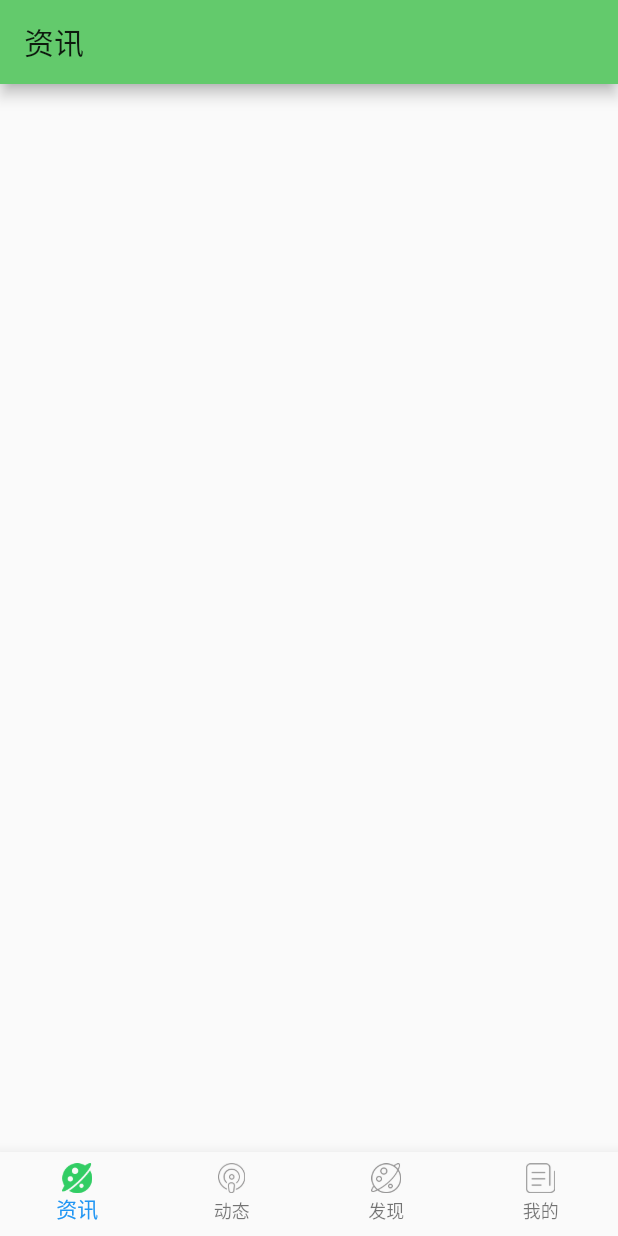
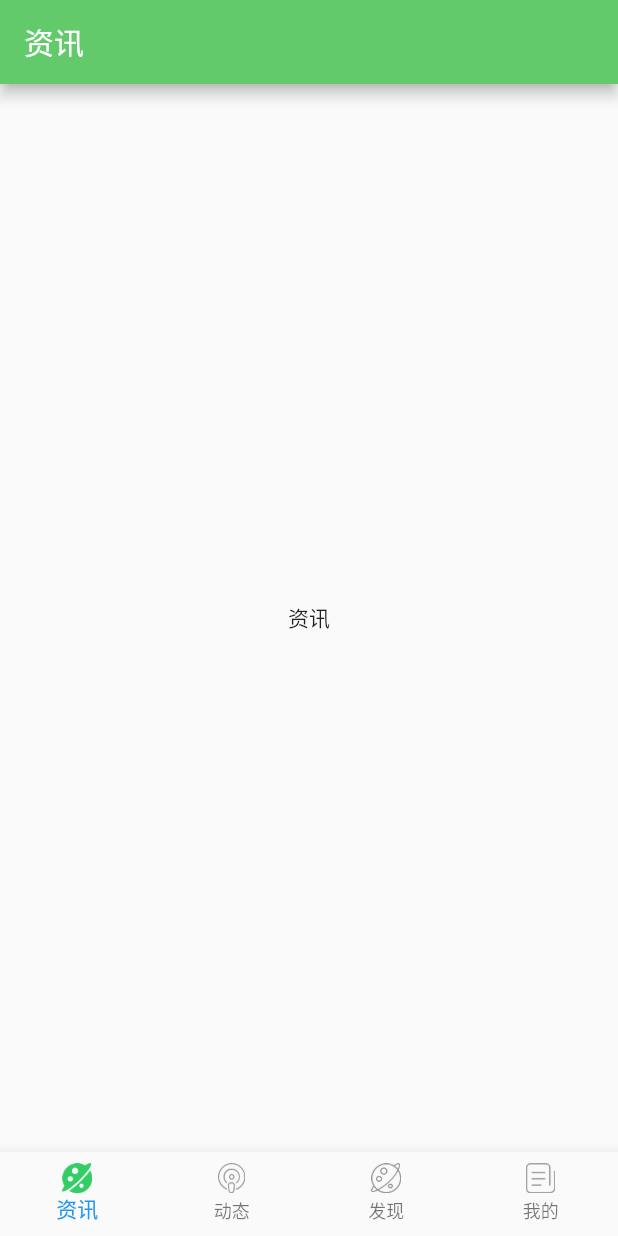
Before and after one commit to luoxinghan/flutter_osc_demo, a Flutter app: the screen it shows after launch, on a phone screen of 412 x 824 dp. Run offline on Flutter 3.47's test engine with Material 2 defaults, Android fonts, the phone set to English and light mode, and no system bars.

Commit message:
增加菜单滑动效果

```diff
--- a/lib/constants/constants.dart
+++ b/lib/constants/constants.dart
@@ -3,4 +3,6 @@ abstract class AppColors {
   //应用的主题色
   static const APP_THEME = 0xff63ca6c;
 
+  //标题栏颜色
+  static const APPBAR = 0xffffffff;
 }
--- a/lib/home_page.dart
+++ b/lib/home_page.dart
@@ -1,4 +1,9 @@
 import 'package:flutter/material.dart';
+import 'package:flutter_osc_client/constants/constants.dart';
+import 'package:flutter_osc_client/pages/discovery_page.dart';
+import 'package:flutter_osc_client/pages/news_list_page.dart';
+import 'package:flutter_osc_client/pages/profile_page.dart';
+import 'package:flutter_osc_client/pages/tweet_page.dart';
 import 'package:flutter_osc_client/widgets/navigation_icon_view.dart';
 
 //为了避免堆叠过多 所以移到一个新的文件内
@@ -23,7 +28,13 @@ class _HomePageState extends State<HomePage> {
   ];
   List<NavigationIconView> _navigationIconViews;
 
-  var _currentIndex = 0;//当前菜单
+  var _currentIndex = 0; //当前菜单
+
+  //下面的组件页面
+  List<Widget> _pages;
+
+  //页面左右滑动效果 使用PageController
+  PageController _pageController;
 
   @override
   void initState() {
@@ -46,23 +57,50 @@ class _HomePageState extends State<HomePage> {
           iconPath: _appBarIconPath[3],
           activeIconPath: _appBarActiveIconPath[3])
     ];
+
+    _pages = [
+      NewsListPage(),
+      TweetPage(),
+      DiscoveryPage(),
+      ProfilePage(),
+    ];
+
+    _pageController = PageController(initialPage: _currentIndex);
   }
 
   @override
   Widget build(BuildContext context) {
     return Scaffold(
       appBar: AppBar(
-        title: Text(_appBarTitle[_currentIndex]),
+        title: Text(
+          _appBarTitle[_currentIndex],
+          style: TextStyle(color: Color(AppColors.APPBAR)),
+        ),
       ),
-      body: Container(),
+      //body: _pages[_currentIndex],使用PageController之前
+      body: PageView.builder(
+          //physics: NeverScrollableScrollPhysics(),这里可以阻止滑动
+          itemBuilder: (BuildContext context, int index) {
+            return _pages[index];
+          },
+          controller: _pageController,
+          itemCount: _pages.length,
+          onPageChanged: (index) {
+            setState(() {
+              //当其滑动时需要将底部导航栏也进行更新状态
+              _currentIndex = index;
+            });
+          }),
       bottomNavigationBar: BottomNavigationBar(
         currentIndex: _currentIndex,
         items: _navigationIconViews.map((view) => view.item).toList(),
         type: BottomNavigationBarType.fixed,
-        onTap: (index){
-          setState((){
+        onTap: (index) {
+          setState(() {
             _currentIndex = index;
           });
+          _pageController.animateToPage(index,
+              duration: Duration(microseconds: 1), curve: Curves.ease);
         },
       ),
     );
--- /dev/null
+++ b/lib/pages/news_list_page.dart
@@ -0,0 +1,15 @@
+import 'package:flutter/material.dart';
+
+class NewsListPage extends StatefulWidget {
+  @override
+  _NewsListPageState createState() => _NewsListPageState();
+}
+
+class _NewsListPageState extends State<NewsListPage> {
+  @override
+  Widget build(BuildContext context) {
+    return Center(
+      child: Text('资讯'),
+    );
+  }
+}
```
Also changed, not shown: lib/pages/discovery_page.dart (added, +15 -0 lines), lib/pages/profile_page.dart (added, +15 -0 lines), lib/pages/tweet_page.dart (added, +15 -0 lines).
